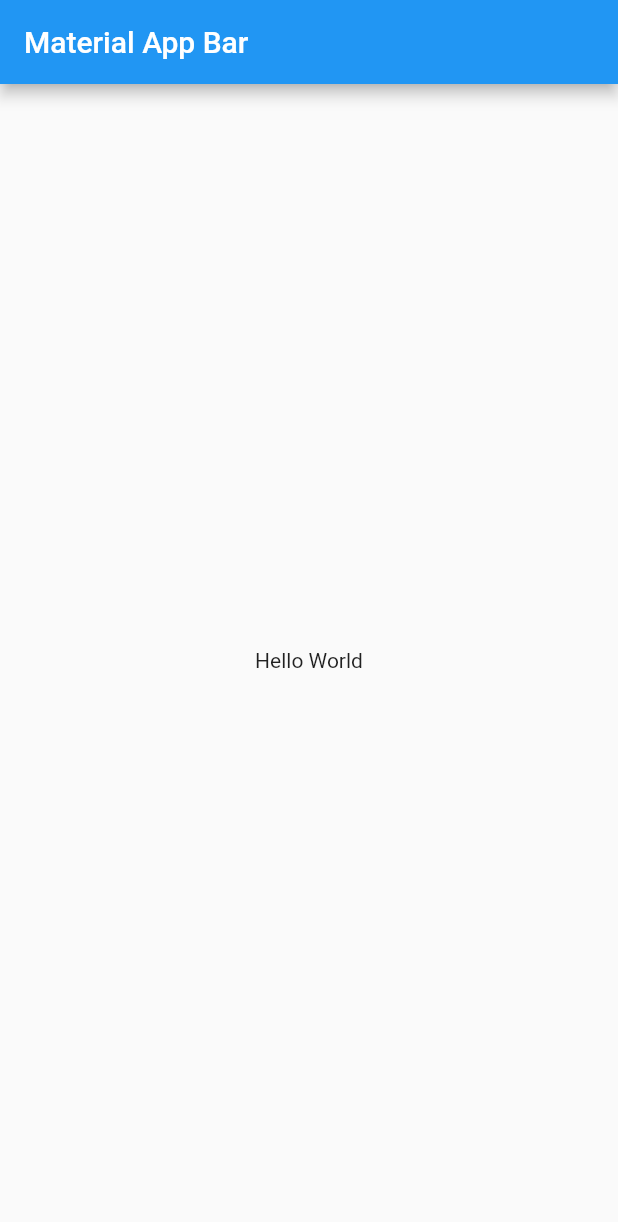
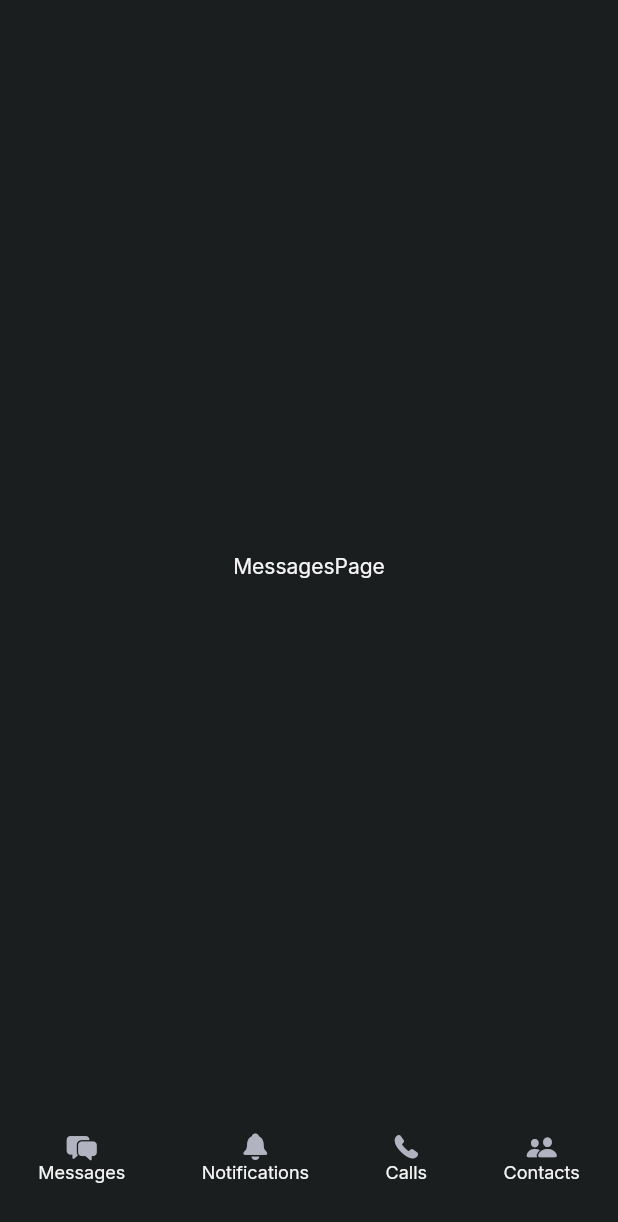
Before and after one commit to mobile-develop-practice/frontend, a Flutter app: the screen it shows after launch, on a phone screen of 412 x 824 dp. Shown: the top 1222 px of the screen. Run offline on Flutter 3.47's test engine with Material 2 defaults, Android fonts, the phone set to English and light mode, and no system bars; our stand-ins replace google_fonts.

Commit message:
pages created

```diff
--- /dev/null
+++ b/anaysis_options.yaml
@@ -0,0 +1 @@
+include: package:flutter_lints/flutter.yaml
--- a/lib/main.dart
+++ b/lib/main.dart
@@ -1,22 +1,20 @@
+import 'package:chat/screens/screen.dart';
+import 'package:chat/theme.dart';
 import 'package:flutter/material.dart';
 
-void main() => runApp(MyApp());
+void main() => runApp(const MyApp());
 
 class MyApp extends StatelessWidget {
+  const MyApp({Key? key}) : super(key: key);
+
   @override
   Widget build(BuildContext context) {
     return MaterialApp(
-      title: 'Chatter',
-      home: Scaffold(
-        appBar: AppBar(
-          title: Text('Material App Bar'),
-        ),
-        body: Center(
-          child: Container(
-            child: Text('Hello World'),
-          ),
-        ),
-      ),
+      theme: AppTheme.light(),
+      darkTheme: AppTheme.dark(),
+      themeMode: ThemeMode.dark,
+      title: 'Chat',
+      home: HomeScreen()
     );
   }
 }
--- /dev/null
+++ b/lib/pages/calls_page.dart
@@ -0,0 +1,12 @@
+import 'package:flutter/material.dart';
+
+class CallsPage extends StatelessWidget {
+  const CallsPage({Key? key}) : super(key: key);
+
+  @override
+  Widget build(BuildContext context) {
+    return const Center(
+      child: Text('CallsPage'),
+    );
+  }
+}
--- /dev/null
+++ b/lib/pages/contacts_page.dart
@@ -0,0 +1,12 @@
+import 'package:flutter/material.dart';
+
+class ContactsPage extends StatelessWidget {
+  const ContactsPage({Key? key}) : super(key: key);
+
+  @override
+  Widget build(BuildContext context) {
+    return const Center(
+      child: Text('ContactsPage'),
+    );
+  }
+}
--- /dev/null
+++ b/lib/pages/messages_page.dart
@@ -0,0 +1,12 @@
+import 'package:flutter/material.dart';
+
+class MessagesPage extends StatelessWidget {
+  const MessagesPage({Key? key}) : super(key: key);
+
+  @override
+  Widget build(BuildContext context) {
+    return const Center(
+      child: Text('MessagesPage'),
+    );
+  }
+}
--- /dev/null
+++ b/lib/pages/notifications_page.dart
@@ -0,0 +1,12 @@
+import 'package:flutter/material.dart';
+
+class NotificationsPage extends StatelessWidget {
+  const NotificationsPage({Key? key}) : super(key: key);
+
+  @override
+  Widget build(BuildContext context) {
+    return const Center(
+      child: Text('NotificationsPage'),
+    );
+  }
+}
--- /dev/null
+++ b/lib/screens/home.dart
@@ -0,0 +1,120 @@
+import 'package:chat/pages/calls_page.dart';
+import 'package:chat/pages/contacts_page.dart';
+import 'package:chat/pages/messages_page.dart';
+import 'package:chat/pages/notifications_page.dart';
+import 'package:flutter/cupertino.dart';
+import 'package:flutter/material.dart';
+
+class HomeScreen extends StatefulWidget {
+  HomeScreen({Key? key}) : super(key: key);
+
+  @override
+  _HomeScreenState createState() => _HomeScreenState();
+}
+
+class _HomeScreenState extends State<HomeScreen> {
+  final pages = const [
+    MessagesPage(),
+    NotificationsPage(),
+    CallsPage(),
+    ContactsPage(),
+  ];
+
+  var index = 0;
+  @override
+  Widget build(BuildContext context) {
+    return Scaffold(
+      body: pages[index],
+      bottomNavigationBar: _BottomNavigationBar(
+        onItemSelected: (index) {
+          setState(() {
+            index = index;
+          });
+        },
+      ),
+    );
+  }
+}
+
+class _BottomNavigationBar extends StatelessWidget {
+  const _BottomNavigationBar({Key? key, required this.onItemSelected})
+      : super(key: key);
+
+  final ValueChanged<int> onItemSelected;
+  @override
+  Widget build(BuildContext context) {
+    return SafeArea(
+      top: false,
+      bottom: true,
+      /* minimum: EdgeInsets.all(12), */
+      child: Row(
+        mainAxisAlignment: MainAxisAlignment.spaceAround,
+        children: [
+          _NavigationBarItem(
+            index: 0,
+            lable: 'Messages',
+            icon: CupertinoIcons.bubble_left_bubble_right_fill,
+            onTap: onItemSelected,
+          ),
+          _NavigationBarItem(
+            index: 1,
+            lable: 'Notifications',
+            icon: CupertinoIcons.bell_solid,
+            onTap: onItemSelected,
+          ),
+          _NavigationBarItem(
+            index: 2,
+            lable: 'Calls',
+            icon: CupertinoIcons.phone_fill,
+            onTap: onItemSelected,
+          ),
+          _NavigationBarItem(
+            index: 3,
+            lable: 'Contacts',
+            icon: CupertinoIcons.person_2_fill,
+            onTap: onItemSelected,
+          ),
+        ],
+      ),
+    );
+  }
+}
+
+class _NavigationBarItem extends StatelessWidget {
+  const _NavigationBarItem({
+    Key? key,
+    required this.index,
+    required this.lable,
+    required this.icon,
+    required this.onTap,
+  }) : super(key: key);
+
+  final int index;
+  final String lable;
+  final IconData icon;
+  final ValueChanged<int> onTap;
+
+  @override
+  Widget build(BuildContext context) {
+    return GestureDetector(
+        onTap: () {
+          onTap(index);
+        },
+        child: SizedBox(
+          height: 70,
+          child: Column(
+            mainAxisSize: MainAxisSize.min,
+            children: [
+              Icon(
+                icon,
+                size: 20,
+              ),
+              Text(
+                lable,
+                style: const TextStyle(fontSize: 12),
+              ),
+            ],
+          ),
+        ));
+  }
+}
--- /dev/null
+++ b/lib/screens/screen.dart
@@ -0,0 +1 @@
+export 'home.dart';
--- a/lib/theme.dart
+++ b/lib/theme.dart
@@ -30,11 +30,11 @@ abstract class AppTheme {
   static final visualDensity = VisualDensity.adaptivePlatformDensity;
 
   /// Light theme and its settings.
-  static ThemeData light(ThemeData theme) => ThemeData(
+  static ThemeData light() => ThemeData(
         brightness: Brightness.light,
         accentColor: accentColor,
         visualDensity: visualDensity,
-        textTheme: GoogleFonts.mulishTextTheme(theme.textTheme)
+        textTheme: GoogleFonts.mulishTextTheme()
             .apply(bodyColor: AppColors.textDark),
         backgroundColor: _LightColors.background,
         scaffoldBackgroundColor: _LightColors.background,
@@ -46,11 +46,11 @@ abstract class AppTheme {
       );
 
   /// Dark theme and its settings.
-  static ThemeData dark(ThemeData theme) => ThemeData(
+  static ThemeData dark() => ThemeData(
         brightness: Brightness.dark,
         accentColor: accentColor,
         visualDensity: visualDensity,
-        textTheme: GoogleFonts.interTextTheme(theme.textTheme)
+        textTheme: GoogleFonts.interTextTheme()
             .apply(bodyColor: AppColors.textLigth),
         backgroundColor: _DarkColors.background,
         scaffoldBackgroundColor: _DarkColors.background,
--- a/pubspec.yaml
+++ b/pubspec.yaml
@@ -1,4 +1,4 @@
-name: chatter
+name: chat
 description: A new Flutter project.
 
 # The following line prevents the package from being accidentally published to
@@ -33,6 +33,7 @@ dependencies:
 dev_dependencies:
   flutter_test:
     sdk: flutter
+  flutter_lints: ^1.0.4
 
 # For information on the generic Dart part of this file, see the
 # following page: https://dart.dev/tools/pub/pubspec
```
